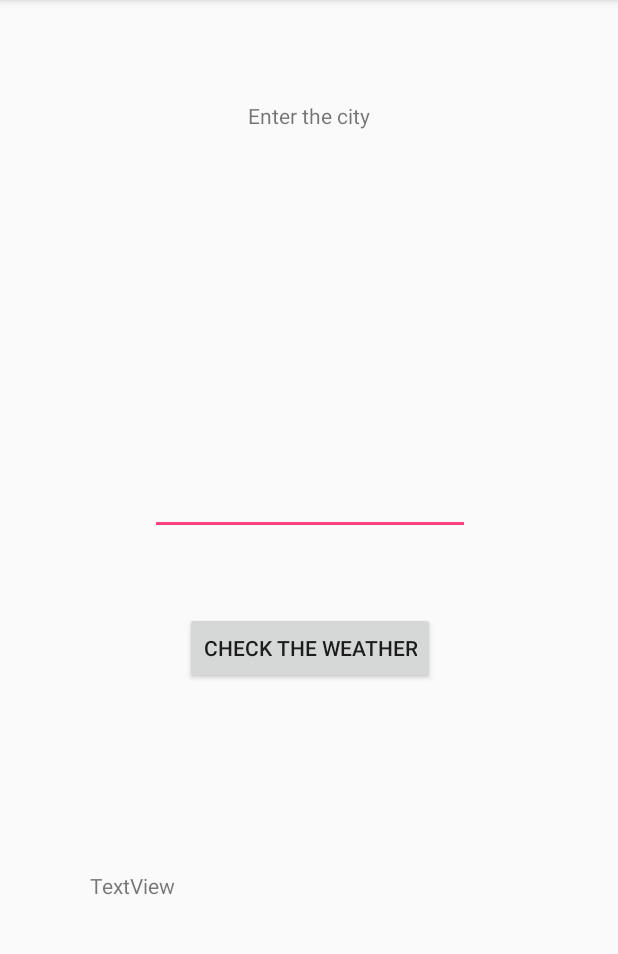
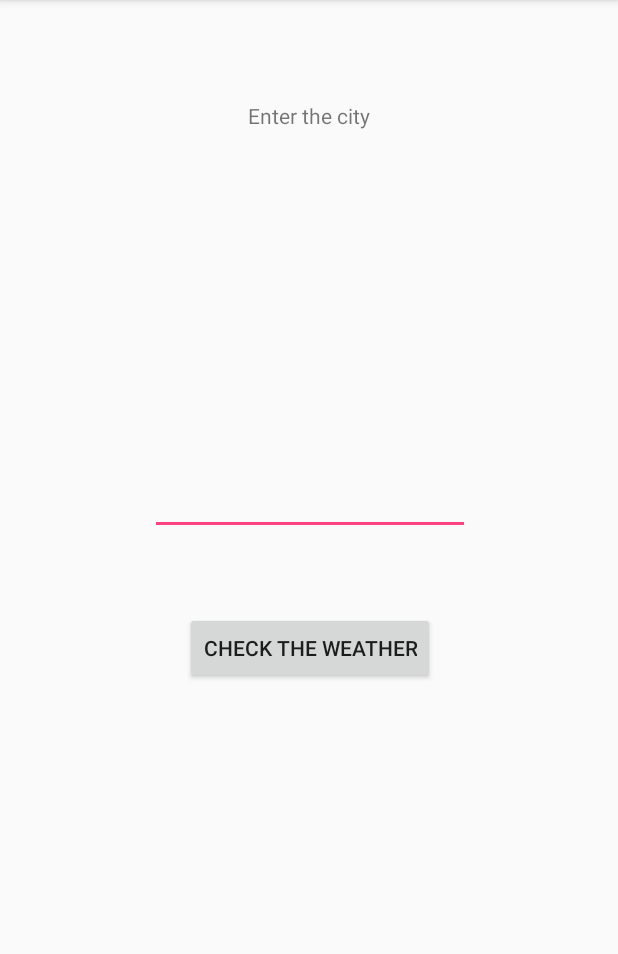
Before and after one commit to sharmb9/Android, an Android app: the screen it shows after launch (MainActivity), after a tap on "CHECK THE WEATHER", on a phone screen of 412 x 824 dp, the part 84-1038 px from its top. Run offline under Robolectric (Android 15) with nearby library versions, the phone set to English and light mode, and no system bars; 1 statement that could not run was skipped.

```diff
--- a/JSON_download/app/src/main/java/com/myappcompany/user/json_download/MainActivity.java
+++ b/JSON_download/app/src/main/java/com/myappcompany/user/json_download/MainActivity.java
@@ -6,9 +6,11 @@ import android.support.v7.app.AppCompatActivity;
 import android.os.Bundle;
 import android.util.Log;
 import android.view.View;
+import android.view.inputmethod.InputMethodManager;
 import android.widget.Button;
 import android.widget.EditText;
 import android.widget.TextView;
+import android.widget.Toast;
 
 import org.json.JSONArray;
 import org.json.JSONObject;
@@ -53,6 +55,7 @@ public class MainActivity extends AppCompatActivity {
                 return result;
             } catch (Exception e) {
                 e.printStackTrace();
+                Toast.makeText(MainActivity.this, "Wrong input", Toast.LENGTH_SHORT).show();
                 return null;
             }
 
@@ -91,6 +94,7 @@ public class MainActivity extends AppCompatActivity {
 
             }catch (Exception e){
                 e.printStackTrace();
+                Toast.makeText(MainActivity.this, "Wrong input", Toast.LENGTH_SHORT).show();
             }
         }
     }
@@ -100,11 +104,16 @@ public class MainActivity extends AppCompatActivity {
         String userCity= cityText.getText().toString();
         DownloadTask task= new DownloadTask();
 
+        //Hides the keyboard
+        InputMethodManager mgr= (InputMethodManager) getSystemService(INPUT_METHOD_SERVICE);
+        mgr.hideSoftInputFromInputMethod(cityText.getWindowToken(),0);
+
         try {
             task.execute("https://openweathermap.org/data/2.5/weather?q=" + userCity + "&appid=b6907d289e10d714a6e88b30761fae22").get(); //basically executes the methods under DonloadTask
 
         } catch (Exception e) {
             e.printStackTrace();
+            Toast.makeText(MainActivity.this, "Wrong input", Toast.LENGTH_SHORT).show();
         }
     }
 
--- a/JSON_download/app/src/main/res/layout/activity_main.xml
+++ b/JSON_download/app/src/main/res/layout/activity_main.xml
@@ -70,7 +70,6 @@
         android:layout_marginRight="269dp"
         android:layout_marginStart="33dp"
         android:layout_marginTop="160dp"
-        android:text="TextView"
         app:layout_constraintBottom_toBottomOf="parent"
         app:layout_constraintEnd_toEndOf="parent"
         app:layout_constraintStart_toStartOf="parent"
```
